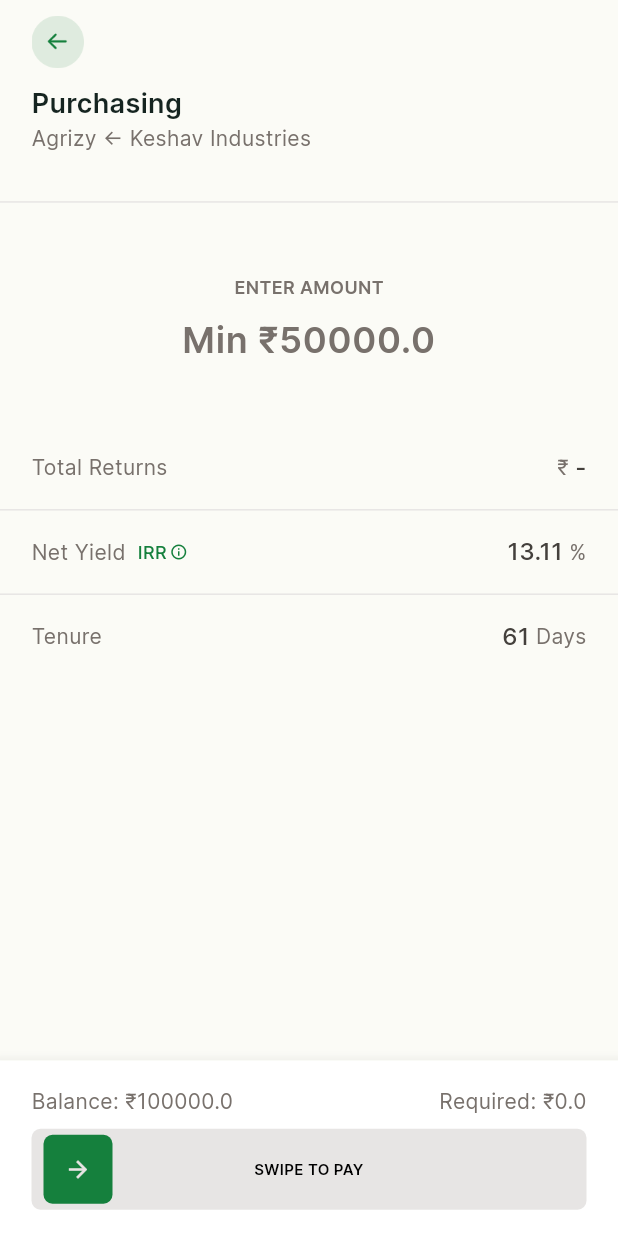
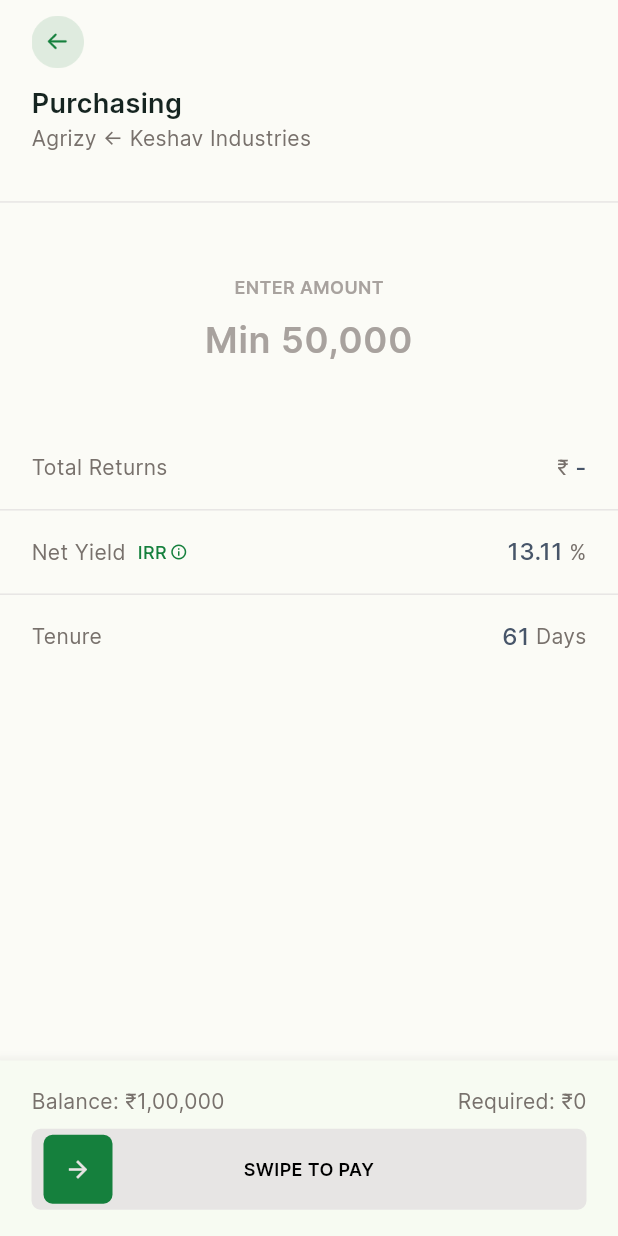
Before and after one commit to urmilshroff/tap_assignment, a Flutter app: the PurchasingPage screen opened directly, on a phone screen of 412 x 824 dp. Run offline on Flutter 3.47's test engine with Material 3 defaults, Android fonts, the phone set to English and light mode, and no system bars; drawn by our look-alikes of slide_to_act; our stand-ins replace animated_text_kit, lottie; missing offline and left inert: animated_digit.

Commit message:
fix: ui improvements in purchasing page

```diff
--- a/lib/helpers/colors.dart
+++ b/lib/helpers/colors.dart
@@ -9,8 +9,10 @@ class TapColors {
   static const greenLight = Color(0xff16A34A);
   static const greenDark = Color(0xff15803D);
   static const greenExtraDark = Color(0xff166534);
+  static const slate = Color(0xff475569);
   static const stoneExtraDark = Color(0xff44403C);
   static const stoneDark = Color(0xff78716C);
+  static const stoneHint = Color(0xffA8A29E);
   static const stoneLight = Color(0xffD6D3D1);
   static const stoneExtraLight = Color(0xffE7E5E4);
   static const amber = Color(0xffB45309);
--- /dev/null
+++ b/lib/helpers/currency_formatter.dart
@@ -0,0 +1,16 @@
+import 'package:intl/intl.dart';
+
+class CurrencyFormatter {
+  static String formatToRupee(double value) {
+    final formatter =
+        NumberFormat.currency(locale: 'en_IN', symbol: '₹', decimalDigits: 0);
+    final formattedString = formatter.format(value);
+    return formattedString;
+  }
+
+  static String formatInput(String value) {
+    final formatter = NumberFormat('#,##,###', 'en_IN');
+    final formattedString = formatter.format(double.parse(value)).toString();
+    return formattedString;
+  }
+}
--- a/lib/helpers/text.dart
+++ b/lib/helpers/text.dart
@@ -66,6 +66,12 @@ class TapTextStyles {
     fontSize: 16,
   );
 
+  static const subTitleSlate = TextStyle(
+    color: TapColors.slate,
+    fontWeight: FontWeight.w500,
+    fontSize: 16,
+  );
+
   static final subTitleOpacity = subTitle.copyWith(
     color: TapColors.textActiveOpacity,
   );
@@ -101,7 +107,7 @@ class TapTextStyles {
   );
 
   static const helper = TextStyle(
-    color: TapColors.stoneDark,
+    color: TapColors.stoneHint,
     fontWeight: FontWeight.w600,
     fontSize: 12,
   );
@@ -113,7 +119,7 @@ class TapTextStyles {
   );
 
   static const hint = TextStyle(
-    color: TapColors.stoneDark,
+    color: TapColors.stoneHint,
     fontWeight: FontWeight.w600,
     fontSize: 24,
   );
--- a/lib/pages/purchasing_page.dart
+++ b/lib/pages/purchasing_page.dart
@@ -3,6 +3,7 @@ import 'package:flutter/material.dart';
 import 'package:flutter/services.dart';
 import 'package:slide_to_act/slide_to_act.dart';
 import 'package:tap_assignment/helpers/colors.dart';
+import 'package:tap_assignment/helpers/currency_formatter.dart';
 import 'package:tap_assignment/helpers/text.dart';
 import 'package:tap_assignment/pages/success_page.dart';
 import 'package:tap_assignment/widgets/divider.dart';
@@ -26,6 +27,20 @@ class _PurchasingPageState extends State<PurchasingPage> {
   final formKey = GlobalKey<FormState>();
   final amountController = TextEditingController();
 
+  late FocusNode focusNode;
+
+  @override
+  void initState() {
+    super.initState();
+    focusNode = FocusNode();
+  }
+
+  @override
+  void dispose() {
+    focusNode.dispose();
+    super.dispose();
+  }
+
   @override
   Widget build(BuildContext context) {
     return Scaffold(
@@ -44,7 +59,9 @@ class _PurchasingPageState extends State<PurchasingPage> {
               child: Image.asset('assets/images/back.png', height: 35)),
         ),
       ),
-      body: ListView(
+      body: GestureDetector(
+        onTap: () => focusNode.unfocus(),
+        child: ListView(
           children: [
             const Padding(
               padding: EdgeInsets.symmetric(horizontal: 21),
@@ -70,15 +87,16 @@ class _PurchasingPageState extends State<PurchasingPage> {
               key: formKey,
               child: TextFormField(
                 controller: amountController,
+                focusNode: focusNode,
                 keyboardType: TextInputType.number,
                 textAlign: TextAlign.center,
-              decoration: InputDecoration(
+                decoration: const InputDecoration(
                   alignLabelWithHint: true,
                   border: InputBorder.none,
-                hintText: 'Min ₹$min',
+                  hintText: 'Min 50,000',
                   hintStyle: TapTextStyles.hint,
                   // hide in built error text
-                errorStyle: const TextStyle(
+                  errorStyle: TextStyle(
                     color: Colors.transparent,
                     fontSize: 0,
                   ),
@@ -87,6 +105,9 @@ class _PurchasingPageState extends State<PurchasingPage> {
                 style: TapTextStyles.amount,
                 inputFormatters: [FilteringTextInputFormatter.digitsOnly],
                 onChanged: (String amountString) {
+                  amountController.text =
+                      CurrencyFormatter.formatInput(amountString);
+
                   setState(() {
                     error = '';
                     amountEntered = double.parse(amountString);
@@ -115,19 +136,22 @@ class _PurchasingPageState extends State<PurchasingPage> {
                   }
                 },
                 validator: (value) {
-                if (value == null || value.isEmpty) {
+                  final amount = value?.replaceAll(',', '');
+                  if (amount == null || amount.isEmpty) {
                     setState(() {
                       error = 'Please enter an amount.';
                     });
                     return error;
-                } else if (int.parse(value) < min) {
+                  } else if (int.parse(amount) < min) {
                     setState(() {
-                    error = 'Enter an amount more than ₹$min';
+                      error =
+                          'Enter an amount more than ${CurrencyFormatter.formatToRupee(min)}';
                     });
                     return error;
-                } else if (int.parse(value) > max) {
+                  } else if (int.parse(amount) > max) {
                     setState(() {
-                    error = 'Enter an amount less than ₹$max';
+                      error =
+                          'Enter an amount less than ${CurrencyFormatter.formatToRupee(max)}';
                     });
                     return error;
                   }
@@ -149,12 +173,14 @@ class _PurchasingPageState extends State<PurchasingPage> {
               padding: const EdgeInsets.symmetric(horizontal: 21),
               child: Row(
                 mainAxisAlignment: MainAxisAlignment.spaceBetween,
+                crossAxisAlignment: CrossAxisAlignment.center,
                 children: [
                   const TapText(
                     'Total Returns',
                     style: TapTextStyles.body,
                   ),
                   Row(
+                    crossAxisAlignment: CrossAxisAlignment.center,
                     children: [
                       const TapText(
                         '₹ ',
@@ -165,12 +191,12 @@ class _PurchasingPageState extends State<PurchasingPage> {
                           ? AnimatedDigitWidget(
                               fractionDigits: 2,
                               enableSeparator: true,
-                            textStyle: TapTextStyles.subTitle,
+                              textStyle: TapTextStyles.subTitleSlate,
                               value: double.parse(returns),
                             )
                           : TapText(
                               returns.toString(),
-                            style: TapTextStyles.subTitle,
+                              style: TapTextStyles.subTitleSlate,
                             ),
                     ],
                   ),
@@ -208,7 +234,7 @@ class _PurchasingPageState extends State<PurchasingPage> {
                     children: [
                       TapText(
                         '13.11',
-                      style: TapTextStyles.subTitle,
+                        style: TapTextStyles.subTitleSlate,
                       ),
                       TapText(
                         ' %',
@@ -235,7 +261,7 @@ class _PurchasingPageState extends State<PurchasingPage> {
                     children: [
                       TapText(
                         '61',
-                      style: TapTextStyles.subTitle,
+                        style: TapTextStyles.subTitleSlate,
                       ),
                       TapText(
                         ' Days',
@@ -248,13 +274,13 @@ class _PurchasingPageState extends State<PurchasingPage> {
             ),
           ],
         ),
+      ),
       bottomNavigationBar: Padding(
         padding: MediaQuery.of(context).viewInsets,
         child: Material(
           elevation: 8,
-          child: Container(
+          child: SizedBox(
             height: 117 + MediaQuery.of(context).padding.bottom,
-            color: Colors.white,
             child: Padding(
               padding: EdgeInsets.only(
                 left: 21,
@@ -268,11 +294,11 @@ class _PurchasingPageState extends State<PurchasingPage> {
                     mainAxisAlignment: MainAxisAlignment.spaceBetween,
                     children: [
                       TapText(
-                        'Balance: ₹$max',
+                        'Balance: ${CurrencyFormatter.formatToRupee(max)}',
                         style: TapTextStyles.body,
                       ),
                       TapText(
-                        'Required: ₹$reqd',
+                        'Required: ${CurrencyFormatter.formatToRupee(reqd)}',
                         style: TapTextStyles.body,
                       ),
                     ],
@@ -284,13 +310,16 @@ class _PurchasingPageState extends State<PurchasingPage> {
                     height: 54,
                     elevation: 0,
                     text: 'swipe to pay'.toUpperCase(),
-                    textStyle:
-                        TapTextStyles.title.copyWith(color: Colors.black),
+                    textStyle: TapTextStyles.title.copyWith(
+                      color: Colors.black,
+                      fontSize: 12,
+                    ),
                     innerColor: TapColors.greenDark,
                     outerColor: TapColors.stoneExtraLight,
                     borderRadius: 6,
                     sliderButtonIconSize: 18,
                     sliderButtonIconPadding: 14,
+                    submittedIcon: Container(color: TapColors.greenDark),
                     onSubmit: () async {
                       await HapticFeedback.mediumImpact();
                       if (formKey.currentState!.validate()) {
@@ -300,6 +329,8 @@ class _PurchasingPageState extends State<PurchasingPage> {
                             builder: (context) => const SuccessPage(),
                           ),
                         );
+                      } else {
+                        focusNode.requestFocus();
                       }
                       return null;
                     },
--- a/pubspec.yaml
+++ b/pubspec.yaml
@@ -14,6 +14,7 @@ dependencies:
   lottie: ^3.0.0
   animated_text_kit: ^4.2.2
   animated_digit: ^3.2.3
+  intl: ^0.19.0
 
 dev_dependencies:
   flutter_test:
```
Also changed, not shown: pubspec.lock. Lines whose indentation alone changed are shown as unchanged.
